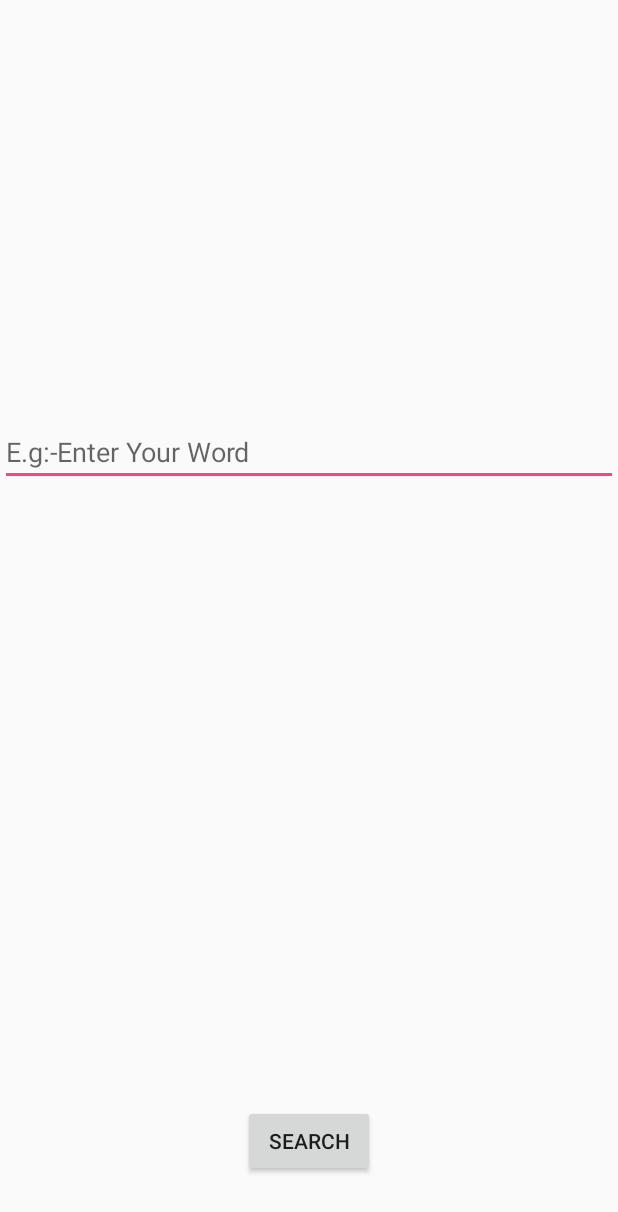
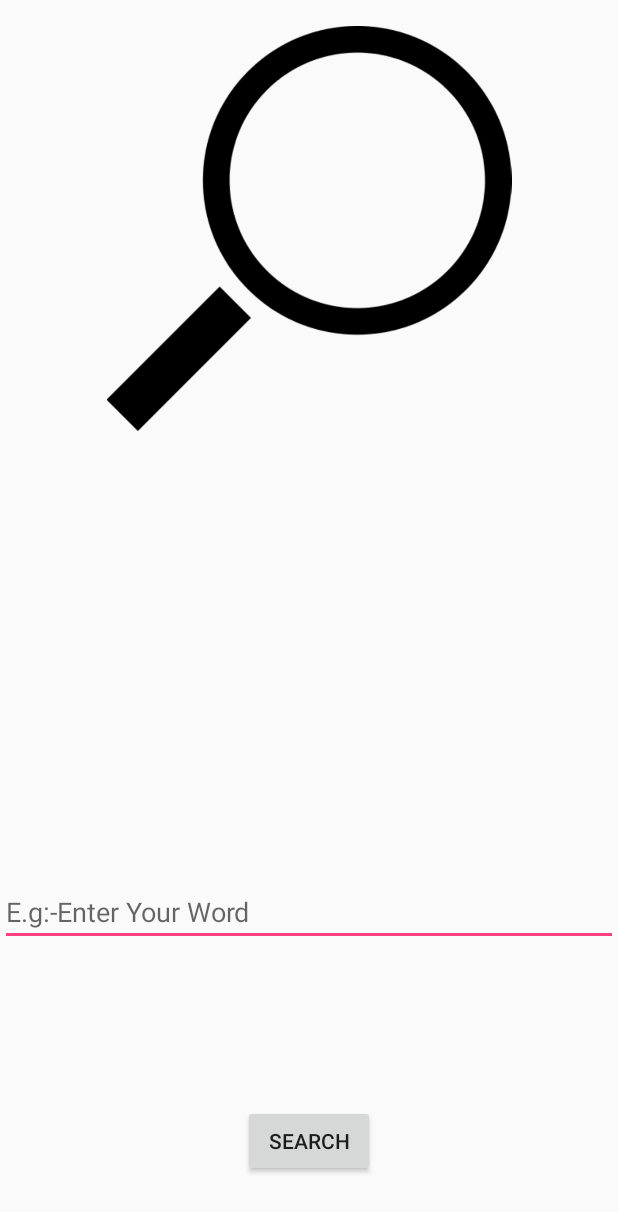
Before and after one commit to sajan777/Dictionary-Application-AcadView, an Android app: the layout activity_main.xml on its own in the app's theme, with its tools: preview values and no code run, on a phone screen of 412 x 824 dp. Shown: the top 1212 px of the screen. Run offline under Robolectric (Android 15) with nearby library versions, the phone set to English and light mode, and no system bars; network calls fail; Roboto replaces fonts that are not available here.

Commit message:
Button update

```diff
--- a/Dictionary App/app/src/main/AndroidManifest.xml
+++ b/Dictionary App/app/src/main/AndroidManifest.xml
@@ -8,7 +8,7 @@
         android:label="@string/app_name"
         android:roundIcon="@mipmap/ic_launcher_round"
         android:supportsRtl="true"
-        android:theme="@style/AppTheme">
+        android:theme="@style/AppTheme.NoActionBar">
         <activity android:name=".SplashScreen">
             <intent-filter>
                 <action android:name="android.intent.action.MAIN" />
--- a/Dictionary App/app/src/main/java/com/example/halfdevil/dictionaryapp/MainActivity.java
+++ b/Dictionary App/app/src/main/java/com/example/halfdevil/dictionaryapp/MainActivity.java
@@ -6,10 +6,12 @@ import android.os.Bundle;
 import android.view.View;
 import android.widget.Button;
 import android.widget.EditText;
+import android.widget.ImageView;
 
 public class
 MainActivity extends AppCompatActivity {
 
+    ImageView imageView;
     EditText values;
     Button search;
     //creating an edit text and a Button
@@ -23,8 +25,8 @@ MainActivity extends AppCompatActivity {
         //Taking the refreces inside the new values created
         values = (EditText)findViewById(R.id.values);
         search = (Button)findViewById(R.id.search);
+        imageView = (ImageView)findViewById(R.id.imageView);
 
-        // final String searchValue=values.getText().toString();
 
         //adding a listener to the button
         search.setOnClickListener(new View.OnClickListener() {
--- a/Dictionary App/app/src/main/res/layout/activity_main.xml
+++ b/Dictionary App/app/src/main/res/layout/activity_main.xml
@@ -9,9 +9,10 @@
     <EditText
         android:id="@+id/values"
         android:layout_width="match_parent"
-        android:layout_height="324dp"
+        android:layout_height="74dp"
+        android:layout_alignParentBottom="true"
         android:layout_alignParentStart="true"
-        android:layout_alignParentTop="true"
+        android:layout_marginBottom="193dp"
         android:ems="10"
         android:gravity="bottom"
         android:hint="E.g:-Enter Your Word"
@@ -26,4 +27,13 @@
         android:layout_marginBottom="39dp"
         android:text="Search" />
 
+    <ImageView
+        android:id="@+id/imageView"
+        android:layout_width="301dp"
+        android:layout_height="270dp"
+        android:layout_alignParentTop="true"
+        android:layout_centerHorizontal="true"
+        android:layout_marginTop="17dp"
+        app:srcCompat="@drawable/search" />
+
 </RelativeLayout>
```
Also changed, not shown: Dictionary App/app/src/main/java/com/example/halfdevil/dictionaryapp/DatabaseHelper.java (+44 -17 lines), Dictionary App/app/src/main/java/com/example/halfdevil/dictionaryapp/WordDisplay.java (+4 -3 lines), Dictionary App/app/src/main/res/layout/activity_word_display.xml (+10 -10 lines), Dictionary App/app/src/main/res/drawable/search.png (added).
